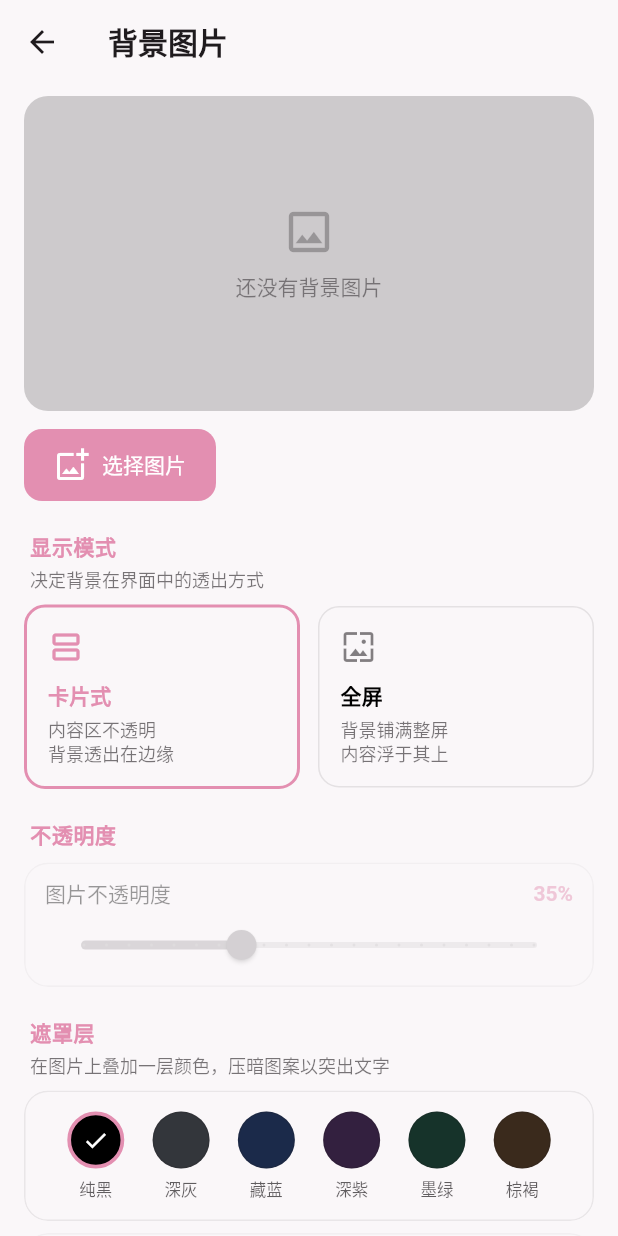
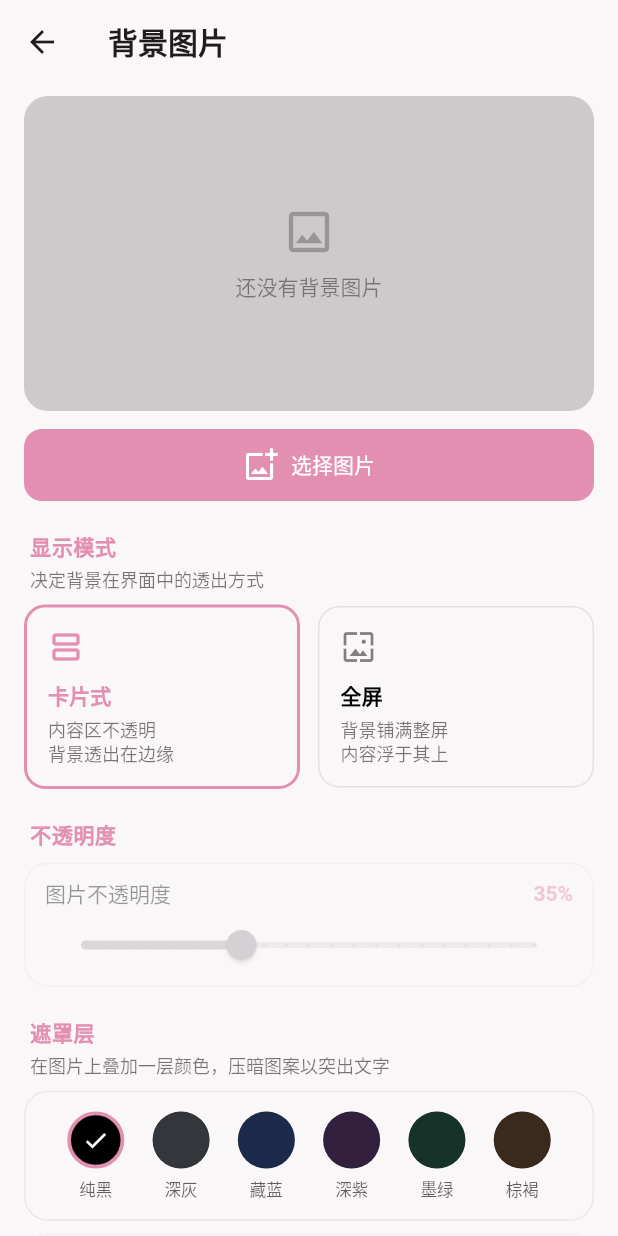
Before and after one commit to Peean/moepick, a Flutter app: the BackgroundSettingsPage screen opened by its route, on a phone screen of 412 x 824 dp. Run offline on Flutter 3.47's test engine with Material 2 defaults, Android fonts, the phone set to English and light mode, and no system bars; our stand-ins replace file_picker, flutter_riverpod, flutter_secure_storage, go_router, hive, image_picker and 2 more; missing offline and left inert: file_selector, webdav_client; accounts and stored records are empty.

Commit message:
fix(ui): 修正按钮样式不一致与单个按钮突兀的布局问题
- 主题补充 outlinedButtonTheme（padding/shape/side 与 elevated 一致），
  修复相邻按钮高度不一致（测试连接/保存、上传备份/拉取备份）
- WebDAV 两对按钮显式统一 46 高，双保险
- 背景图片页图片操作按钮改为 Row+Expanded 全宽，单个按钮不再缩在左侧突兀
- 编辑页删除按钮边框颜色与红色文字对齐

```diff
--- a/lib/features/series/presentation/series_edit_page.dart
+++ b/lib/features/series/presentation/series_edit_page.dart
@@ -157,6 +157,12 @@ class _SeriesEditPageState extends ConsumerState<SeriesEditPage> {
               label: const Text('删除这个系列'),
               style: OutlinedButton.styleFrom(
                 primary: Theme.of(context).colorScheme.error,
+                // Keep the outline in step with the destructive text colour,
+                // now that the theme defines a themed side for outlined buttons.
+                // 主题为 Outlined 按钮定义了边框后，需保持边框与红色文字一致。
+                side: BorderSide(
+                  color: Theme.of(context).colorScheme.error.withOpacity(0.45),
+                ),
               ),
             ),
           ],
--- a/lib/features/settings/presentation/background_settings_page.dart
+++ b/lib/features/settings/presentation/background_settings_page.dart
@@ -620,21 +620,30 @@ class _ImageActions extends StatelessWidget {
 
   @override
   Widget build(BuildContext context) {
-    return Wrap(
-      spacing: 10,
-      runSpacing: 10,
+    // Row + Expanded instead of Wrap: a lone button would otherwise shrink to
+    // its content and sit awkwardly on the left; filling the row keeps the
+    // layout balanced, and the pair splits evenly when a second action exists.
+    // 用 Row + Expanded 而非 Wrap：单个按钮会缩成内容宽并尴尬地靠左；
+    // 占满整行让布局平衡，存在第二个操作时两者均分。
+    return Row(
       children: <Widget>[
-        ElevatedButton.icon(
+        Expanded(
+          child: ElevatedButton.icon(
             onPressed: busy ? null : onPick,
             icon: const Icon(Icons.add_photo_alternate_outlined),
             label: Text(hasImage ? '更换图片' : '选择图片'),
           ),
-        if (onClear != null)
-          OutlinedButton.icon(
+        ),
+        if (onClear != null) ...<Widget>[
+          const SizedBox(width: 10),
+          Expanded(
+            child: OutlinedButton.icon(
               onPressed: busy ? null : onClear,
               icon: const Icon(Icons.delete_outline),
               label: const Text('移除'),
             ),
+          ),
+        ],
       ],
     );
   }
--- a/lib/features/sticker/presentation/sticker_edit_page.dart
+++ b/lib/features/sticker/presentation/sticker_edit_page.dart
@@ -155,6 +155,12 @@ class _StickerEditPageState extends ConsumerState<StickerEditPage> {
             label: const Text('删除这张表情包'),
             style: OutlinedButton.styleFrom(
               primary: Theme.of(context).colorScheme.error,
+              // Keep the outline in step with the destructive text colour,
+              // now that the theme defines a themed side for outlined buttons.
+              // 主题为 Outlined 按钮定义了边框后，需保持边框与红色文字一致。
+              side: BorderSide(
+                color: Theme.of(context).colorScheme.error.withOpacity(0.45),
+              ),
             ),
           ),
         ],
```
Also changed, not shown: lib/core/theme/app_theme.dart (+20 -0 lines), lib/features/settings/presentation/webdav_settings_page.dart (+15 -0 lines). Lines whose indentation alone changed are shown as unchanged.
